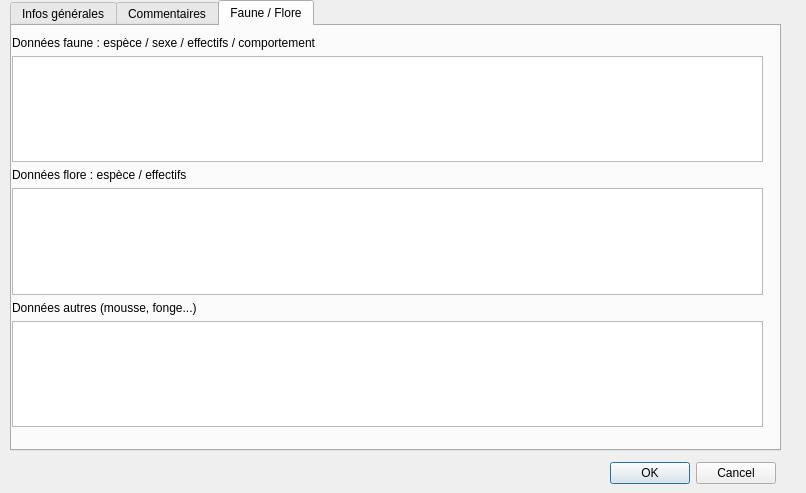
Qt form ui_bdtravaux_sortie.ui (VincentD/bdtravaux) before a commit.
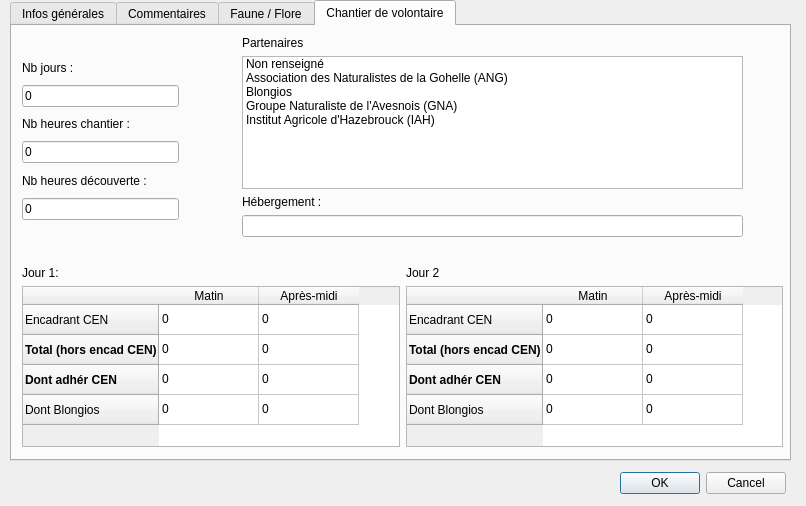
The same form after that commit.

Commit message: issue #22 : l'onglet "chantier de volontaires" a été transféré avec succès dans le module "sortie" issue #23 : le module "sortie" est correctement réinitialisé lors d'une nouvelle saisie, sans besoin de recharger le plugin.

```diff
--- a/ui_bdtravaux_sortie.ui
+++ b/ui_bdtravaux_sortie.ui
@@ -7,7 +7,7 @@
     <x>0</x>
     <y>0</y>
     <width>806</width>
-    <height>493</height>
+    <height>506</height>
    </rect>
   </property>
   <property name="windowTitle">
@@ -16,8 +16,8 @@
   <widget class="QDialogButtonBox" name="buttonBox_2">
    <property name="geometry">
     <rect>
-     <x>600</x>
-     <y>460</y>
+     <x>610</x>
+     <y>470</y>
      <width>176</width>
      <height>27</height>
     </rect>
@@ -34,8 +34,8 @@
     <rect>
      <x>10</x>
      <y>0</y>
-     <width>771</width>
-     <height>451</height>
+     <width>781</width>
+     <height>461</height>
     </rect>
    </property>
    <property name="focusPolicy">
@@ -48,7 +48,7 @@
     <enum>QTabWidget::Rounded</enum>
    </property>
    <property name="currentIndex">
-    <number>2</number>
+    <number>3</number>
    </property>
    <widget class="QWidget" name="tab_quand">
     <property name="toolTip">
@@ -313,10 +313,10 @@
     <attribute name="title">
      <string>Faune / Flore</string>
     </attribute>
-    <widget class="QWidget" name="">
+    <widget class="QWidget" name="layoutWidget">
      <property name="geometry">
       <rect>
-       <x>0</x>
+       <x>10</x>
        <y>10</y>
        <width>751</width>
        <height>391</height>
@@ -356,6 +356,347 @@
      </layout>
     </widget>
    </widget>
+   <widget class="QWidget" name="tab_chantvol">
+    <attribute name="title">
+     <string>Chantier de volontaire</string>
+    </attribute>
+    <widget class="QWidget" name="layoutWidget_3">
+     <property name="geometry">
+      <rect>
+       <x>230</x>
+       <y>10</y>
+       <width>501</width>
+       <height>201</height>
+      </rect>
+     </property>
+     <layout class="QVBoxLayout" name="verticalLayout_5">
+      <item>
+       <widget class="QLabel" name="chlbl_partenaire">
+        <property name="text">
+         <string>Partenaires</string>
+        </property>
+       </widget>
+      </item>
+      <item>
+       <widget class="QListWidget" name="ch_partenaire">
+        <property name="selectionMode">
+         <enum>QAbstractItemView::MultiSelection</enum>
+        </property>
+        <item>
+         <property name="text">
+          <string>Non renseigné</string>
+         </property>
+        </item>
+        <item>
+         <property name="text">
+          <string>Association des Naturalistes de la Gohelle (ANG)</string>
+         </property>
+        </item>
+        <item>
+         <property name="text">
+          <string>Blongios</string>
+         </property>
+        </item>
+        <item>
+         <property name="text">
+          <string>Groupe Naturaliste de l'Avesnois (GNA)</string>
+         </property>
+        </item>
+        <item>
+         <property name="text">
+          <string>Institut Agricole d'Hazebrouck (IAH)</string>
+         </property>
+        </item>
+       </widget>
+      </item>
+      <item>
+       <widget class="QLabel" name="chlbl_heberg">
+        <property name="text">
+         <string>Hébergement :</string>
+        </property>
+       </widget>
+      </item>
+      <item>
+       <widget class="QLineEdit" name="ch_heberg"/>
+      </item>
+     </layout>
+    </widget>
+    <widget class="QWidget" name="layoutWidget_4">
+     <property name="geometry">
+      <rect>
+       <x>10</x>
+       <y>30</y>
+       <width>157</width>
+       <height>164</height>
+      </rect>
+     </property>
+     <layout class="QVBoxLayout" name="verticalLayout_6">
+      <item>
+       <widget class="QLabel" name="chlbl_nbjours">
+        <property name="text">
+         <string>Nb jours :</string>
+        </property>
+       </widget>
+      </item>
+      <item>
+       <widget class="QLineEdit" name="ch_nb_jours">
+        <property name="enabled">
+         <bool>true</bool>
+        </property>
+        <property name="text">
+         <string>0</string>
+        </property>
+       </widget>
+      </item>
+      <item>
+       <widget class="QLabel" name="chlbl_heurchant">
+        <property name="text">
+         <string>Nb heures chantier :</string>
+        </property>
+       </widget>
+      </item>
+      <item>
+       <widget class="QLineEdit" name="ch_nb_heur_ch">
+        <property name="text">
+         <string>0</string>
+        </property>
+       </widget>
+      </item>
+      <item>
+       <widget class="QLabel" name="chlbl_heurdecouv">
+        <property name="text">
+         <string>Nb heures découverte :</string>
+        </property>
+       </widget>
+      </item>
+      <item>
+       <widget class="QLineEdit" name="ch_nb_heur_dec">
+        <property name="text">
+         <string>0</string>
+        </property>
+       </widget>
+      </item>
+     </layout>
+    </widget>
+    <widget class="QWidget" name="">
+     <property name="geometry">
+      <rect>
+       <x>10</x>
+       <y>240</y>
+       <width>761</width>
+       <height>181</height>
+      </rect>
+     </property>
+     <layout class="QHBoxLayout" name="horizontalLayout">
+      <item>
+       <layout class="QVBoxLayout" name="verticalLayout_4">
+        <item>
+         <widget class="QLabel" name="chlbl_nbpers_jr1">
+          <property name="text">
+           <string>Jour 1:</string>
+          </property>
+         </widget>
+        </item>
+        <item>
+         <widget class="QTableWidget" name="chtab_nbpers_jr1">
+          <row>
+           <property name="text">
+            <string>Encadrant CEN</string>
+           </property>
+           <property name="font">
+            <font>
+             <weight>50</weight>
+             <bold>false</bold>
+            </font>
+           </property>
+          </row>
+          <row>
+           <property name="text">
+            <string>Total (hors encad CEN)</string>
+           </property>
+           <property name="font">
+            <font>
+             <weight>75</weight>
+             <bold>true</bold>
+            </font>
+           </property>
+          </row>
+          <row>
+           <property name="text">
+            <string>Dont adhér CEN</string>
+           </property>
+           <property name="font">
+            <font>
+             <weight>75</weight>
+             <bold>true</bold>
+            </font>
+           </property>
+          </row>
+          <row>
+           <property name="text">
+            <string>Dont Blongios</string>
+           </property>
+          </row>
+          <column>
+           <property name="text">
+            <string>Matin</string>
+           </property>
+          </column>
+          <column>
+           <property name="text">
+            <string>Après-midi</string>
+           </property>
+          </column>
+          <item row="0" column="0">
+           <property name="text">
+            <string>0</string>
+           </property>
+          </item>
+          <item row="0" column="1">
+           <property name="text">
+            <string>0</string>
+           </property>
+          </item>
+          <item row="1" column="0">
+           <property name="text">
+            <string>0</string>
+           </property>
+          </item>
+          <item row="1" column="1">
+           <property name="text">
+            <string>0</string>
+           </property>
+          </item>
+          <item row="2" column="0">
+           <property name="text">
+            <string>0</string>
+           </property>
+          </item>
+          <item row="2" column="1">
+           <property name="text">
+            <string>0</string>
+           </property>
+          </item>
+          <item row="3" column="0">
+           <property name="text">
+            <string>0</string>
+           </property>
+          </item>
+          <item row="3" column="1">
+           <property name="text">
+            <string>0</string>
+           </property>
+          </item>
+         </widget>
+        </item>
+       </layout>
+      </item>
+      <item>
+       <layout class="QVBoxLayout" name="verticalLayout_7">
+        <item>
+         <widget class="QLabel" name="chlbl_nbpers_jr2">
+          <property name="text">
+           <string>Jour 2</string>
+          </property>
+         </widget>
+        </item>
+        <item>
+         <widget class="QTableWidget" name="chtab_nbpers_jr2">
+          <row>
+           <property name="text">
+            <string>Encadrant CEN</string>
+           </property>
+           <property name="font">
+            <font>
+             <weight>50</weight>
+             <bold>false</bold>
+            </font>
+           </property>
+          </row>
+          <row>
+           <property name="text">
+            <string>Total (hors encad CEN)</string>
+           </property>
+           <property name="font">
+            <font>
+             <weight>75</weight>
+             <bold>true</bold>
+            </font>
+           </property>
+          </row>
+          <row>
+           <property name="text">
+            <string>Dont adhér CEN</string>
+           </property>
+           <property name="font">
+            <font>
+             <weight>75</weight>
+             <bold>true</bold>
+            </font>
+           </property>
+          </row>
+          <row>
+           <property name="text">
+            <string>Dont Blongios</string>
+           </property>
+          </row>
+          <column>
+           <property name="text">
+            <string>Matin</string>
+           </property>
+          </column>
+          <column>
+           <property name="text">
+            <string>Après-midi</string>
+           </property>
+          </column>
+          <item row="0" column="0">
+           <property name="text">
+            <string>0</string>
+           </property>
+          </item>
+          <item row="0" column="1">
+           <property name="text">
+            <string>0</string>
+           </property>
+          </item>
+          <item row="1" column="0">
+           <property name="text">
+            <string>0</string>
+           </property>
+          </item>
+          <item row="1" column="1">
+           <property name="text">
+            <string>0</string>
+           </property>
+          </item>
+          <item row="2" column="0">
+           <property name="text">
+            <string>0</string>
+           </property>
+          </item>
+          <item row="2" column="1">
+           <property name="text">
+            <string>0</string>
+           </property>
+          </item>
+          <item row="3" column="0">
+           <property name="text">
+            <string>0</string>
+           </property>
+          </item>
+          <item row="3" column="1">
+           <property name="text">
+            <string>0</string>
+           </property>
+          </item>
+         </widget>
+        </item>
+       </layout>
+      </item>
+     </layout>
+    </widget>
+   </widget>
   </widget>
  </widget>
  <resources/>
```
Left out of the diff: 2 changed lines with no effect on the pictures. The commit also changes 4 other files.
